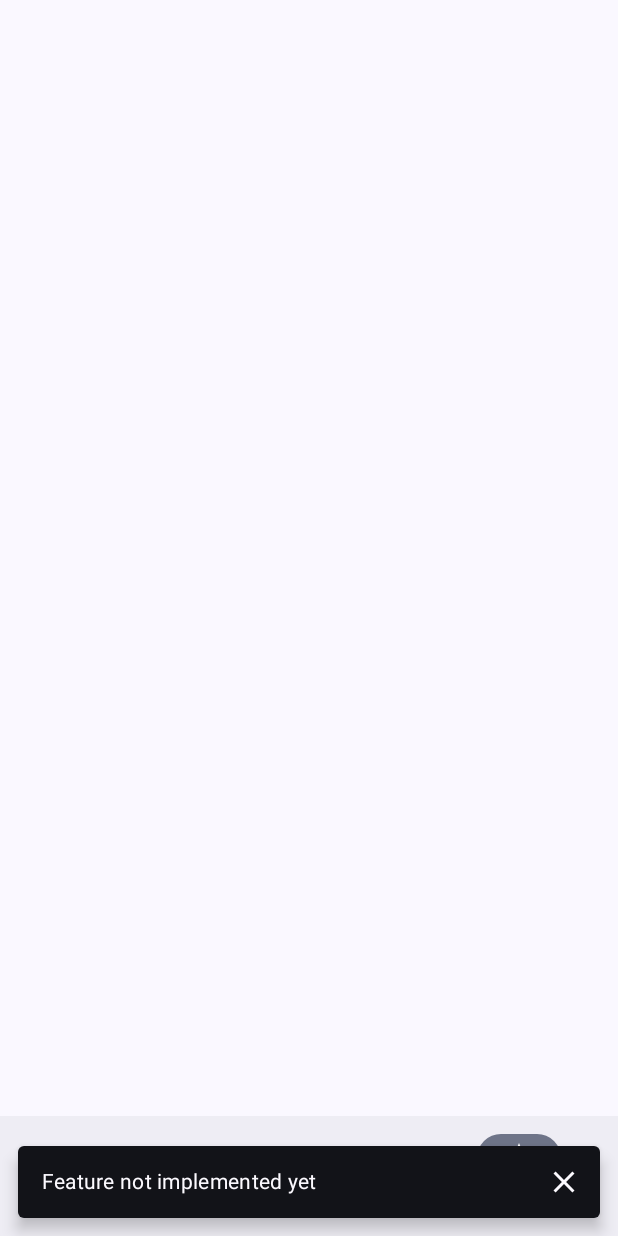
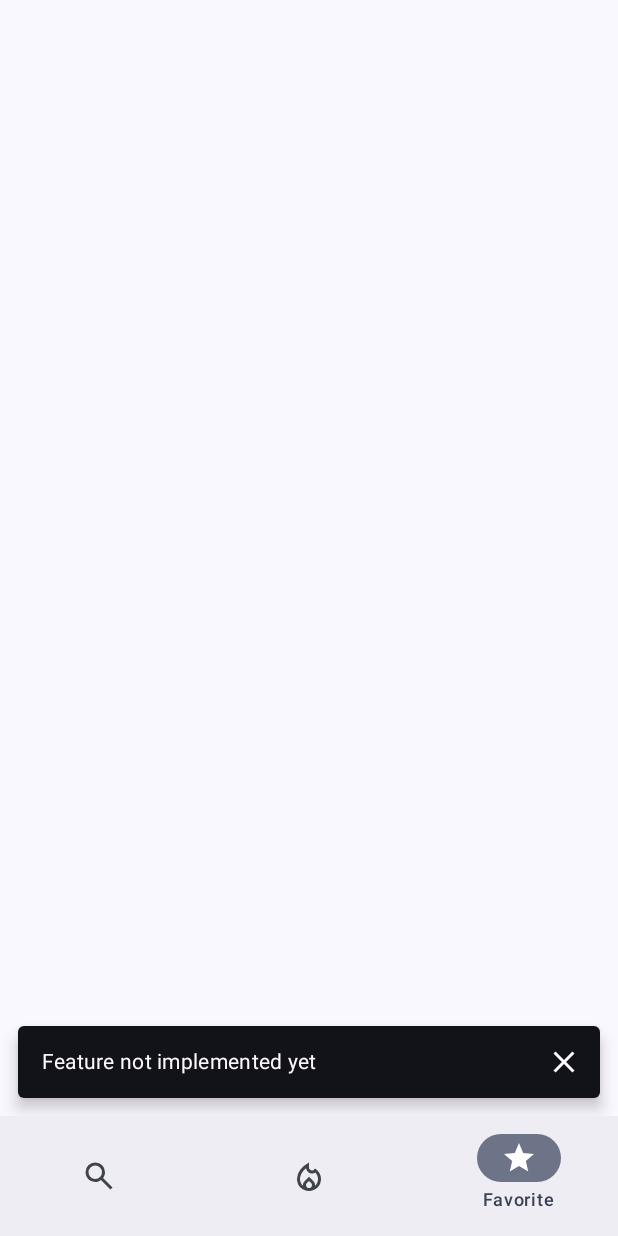
Before and after one commit to IvanTheFox/lets-go-app, an Android app built with Jetpack Compose: the screen it shows after launch (MainActivity), item 3 of the bottom bar chosen, on a phone screen of 412 x 824 dp. Run offline under Robolectric (Android 15) with nearby library versions, the phone set to English and light mode, and no system bars.

Commit message:
restructured the app, removed redundant parameters

```diff
--- a/app/src/main/java/com/example/lab2/MainActivity.kt
+++ b/app/src/main/java/com/example/lab2/MainActivity.kt
@@ -124,12 +124,11 @@ sealed interface Destination {
 
 @Composable
 fun AppNavHost(
-    navHostController: NavHostController,
     startDestination: Destination,
     modifier: Modifier = Modifier
 ) {
     NavHost(
-        navController = navHostController,
+        navController = MaterialTheme.navController,
         startDestination = startDestination,
         modifier = modifier
     ) {
@@ -168,16 +167,11 @@ fun AppNavHost(
 
 @Composable
 fun AppNavigationBar(modifier: Modifier = Modifier) {
-    val navController = rememberNavController()
-    val startDestination = Destination.TrendingAppSection
+    val navController = MaterialTheme.navController
 
     val navBackStackEntry by navController.currentBackStackEntryAsState()
     val currentDestination = navBackStackEntry?.destination
 
-    Scaffold(
-        modifier = modifier,
-        containerColor = MaterialTheme.colorScheme.surface,
-        bottomBar = {
     NavigationBar(
         windowInsets = NavigationBarDefaults.windowInsets,
         containerColor = MaterialTheme.colorScheme.surfaceContainer
@@ -206,12 +200,6 @@ fun AppNavigationBar(modifier: Modifier = Modifier) {
         }
     }
 }
-    ) { contentPadding ->
-        CompositionLocalProvider(LocalNavController provides navController) {
-            AppNavHost(navController, startDestination, modifier = Modifier.padding(contentPadding))
-        }
-    }
-}
 //endregion
 
 class MainActivity : ComponentActivity() {
@@ -229,6 +217,9 @@ class MainActivity : ComponentActivity() {
 //region Interface design
 @Composable
 fun EventsAndTicketsApp() {
+    val navController = rememberNavController()
+    val startDestination = Destination.TrendingAppSection
+
     val snackbarHostState = remember { SnackbarHostState() }
     val scope = rememberCoroutineScope()
     val notImplementedMessage = "Feature not implemented yet"
@@ -239,13 +230,16 @@ fun EventsAndTicketsApp() {
         }
     }
 
+    CompositionLocalProvider(LocalNavController provides navController) {
         CompositionLocalProvider(LocalPlaceholderNotifier provides placeholderNotifier) {
             Scaffold(
                 modifier = Modifier.fillMaxSize(),
-            containerColor = MaterialTheme.colorScheme.background,
-            snackbarHost = { SnackbarHost(snackbarHostState) }
-        ) { innerPadding ->
-            AppNavigationBar(modifier = Modifier.padding(innerPadding))
+                containerColor = MaterialTheme.colorScheme.surface,
+                snackbarHost = { SnackbarHost(snackbarHostState) },
+                bottomBar = { AppNavigationBar() }
+            ) { contentPadding ->
+                AppNavHost(startDestination, modifier = Modifier.padding(contentPadding))
+            }
         }
     }
 }
@@ -325,7 +319,7 @@ fun EventCard(event: Event, isFavorite: Boolean) {
                         verticalAlignment = Alignment.Bottom
                     ) {
                         Text(
-                            text = DateTimeFormatter.ofPattern("MM.dd | HH:mm").format(
+                            text = DateTimeFormatter.ofPattern("dd.MM | HH:mm").format(
                                 event.datetime.atZone(ZoneId.systemDefault())
                             ),
                             style = MaterialTheme.typography.bodySmall,
```
Lines whose indentation alone changed are shown as unchanged.
